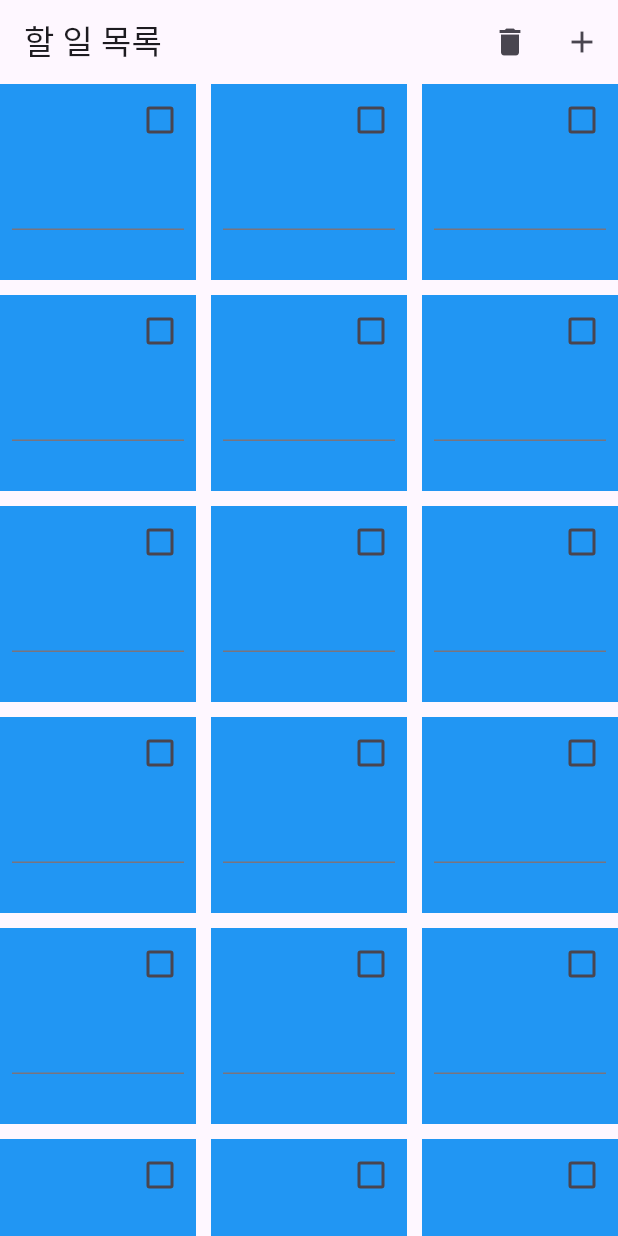
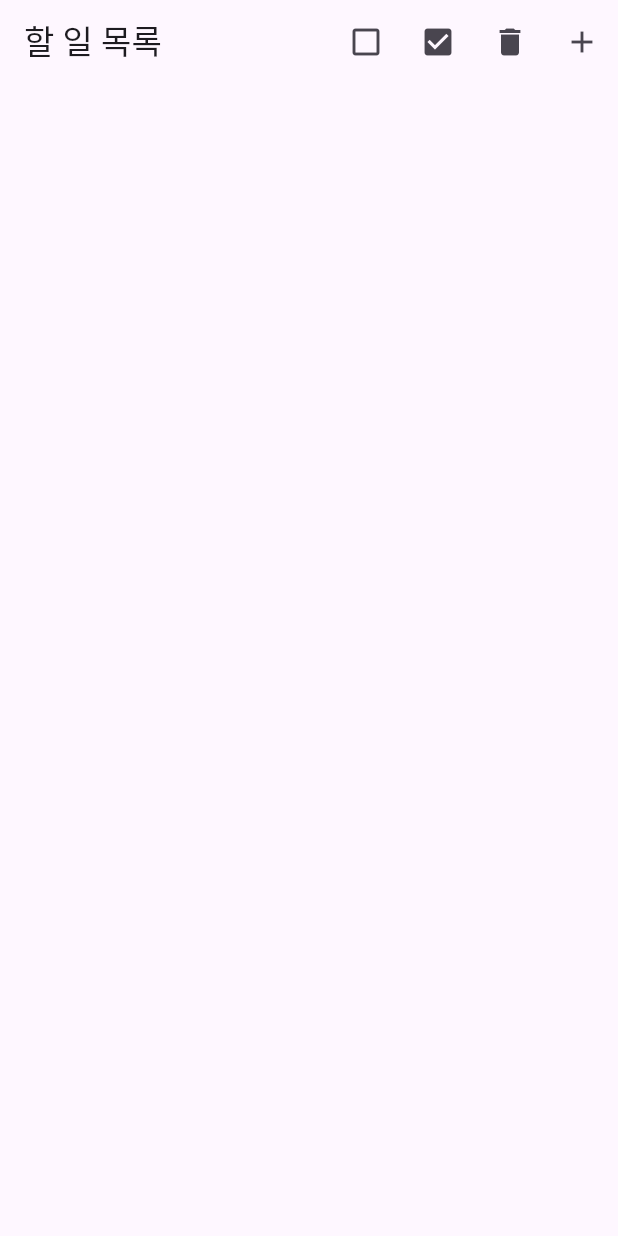
Before and after one commit to 837100/grid_todo_flutter, a Flutter app: the screen it shows after launch, after a tap on the "delete" icon, on a phone screen of 412 x 824 dp. Run offline on Flutter 3.47's test engine with Material 3 defaults, Android fonts, the phone set to English and light mode, and no system bars; our stand-ins replace shared_preferences.

Commit message:
할 일 목록의 데이터 저장 방식을 개선하고 체크박스 기능을 추가하여 전체 선택 및 해제를 지원하도록 수정

```diff
--- a/lib/todo_grid_view.dart
+++ b/lib/todo_grid_view.dart
@@ -9,9 +9,8 @@ class TodoGridView extends StatefulWidget {
 }
 
 class _TodoGridView extends State<TodoGridView> {
-  final List<TextEditingController> _controllers =
-      List.generate(30, (index) => TextEditingController());
-  final List<bool> _checks = List.generate(30, (index) => false);
+  final List<TextEditingController> _controllers = [];
+  final List<bool> _checks = [];
 
   @override
   void initState() {
@@ -23,31 +22,30 @@ class _TodoGridView extends State<TodoGridView> {
     final SharedPreferences prefs = await SharedPreferences.getInstance();
     setState(() {
       int length = prefs.getInt('todo_length') ?? 0;
+      _controllers.clear();
+      _checks.clear();
       for (int i = 0; i < length; i++) {
-        _controllers[i].text = prefs.getString('todo_$i') ?? '';
-        _checks[i] = prefs.getBool('check_$i') ?? false;
+        _controllers
+            .add(TextEditingController(text: prefs.getString('todo_$i') ?? ''));
+        _checks.add(prefs.getBool('check_$i') ?? false);
       }
     });
   }
 
-  void _saveTodo(int index, String value) async {
+  void _saveTodos() async {
     final SharedPreferences prefs = await SharedPreferences.getInstance();
-    prefs.setString('todo_$index', value);
-    _loadTodos();
-  }
-
-  void _saveCheck(int index, bool value) async {
-    final SharedPreferences prefs = await SharedPreferences.getInstance();
-    prefs.setString('check_$index', value.toString());
-    _loadTodos();
+    await prefs.setInt('todo_length', _controllers.length);
+    for (int i = 0; i < _controllers.length; i++) {
+      await prefs.setString('todo_$i', _controllers[i].text);
+      await prefs.setBool('check_$i', _checks[i]);
+    }
   }
 
   void _addTodo() {
     setState(() {
-      if (_controllers.length < 30) {
-        _controllers.add(TextEditingController());
-        _checks.add(false);
-      }
+      _controllers.add(TextEditingController());
+      _checks.add(false);
+      _saveTodos();
     });
   }
 
@@ -57,11 +55,23 @@ class _TodoGridView extends State<TodoGridView> {
         if (_checks[i] == true) {
           _controllers.removeAt(i);
           _checks.removeAt(i);
-        } else {
-          _saveTodo(i, _controllers[i].toString());
-          _saveCheck(i, _checks[i]);
-          continue;
         }
+      }
+      _saveTodos();
+    });
+  }
+
+  void _checkAll(bool isCheck) {
+    setState(() {
+      if (isCheck) {
+        for (int i = 0; i < _controllers.length; i++) {
+          _checks[i] = true;
+        }
+      } else {
+        for (int i = 0; i < _controllers.length; i++) {
+          _checks[i] = false;
+        }
+        _saveTodos();
       }
     });
   }
@@ -72,6 +82,14 @@ class _TodoGridView extends State<TodoGridView> {
       appBar: AppBar(
         title: const Text('할 일 목록'),
         actions: [
+          IconButton(
+            icon: const Icon(Icons.check_box_outline_blank),
+            onPressed: () => _checkAll(false),
+          ),
+          IconButton(
+            icon: const Icon(Icons.check_box),
+            onPressed: () => _checkAll(true),
+          ),
           IconButton(
             icon: const Icon(Icons.delete),
             onPressed: _deleteTodo,
@@ -105,7 +123,7 @@ class _TodoGridView extends State<TodoGridView> {
                       controller: _controllers[index],
                       maxLines: 2,
                       onChanged: (value) {
-                        _saveTodo(index, value);
+                        _saveTodos();
                       },
                     ),
                   ),
@@ -116,9 +134,8 @@ class _TodoGridView extends State<TodoGridView> {
                     value: _checks[index],
                     onChanged: (newValue) {
                       setState(() {
-                        debugPrint(index.toString());
-                        debugPrint(newValue.toString());
                         _checks[index] = newValue!;
+                        _saveTodos();
                       });
                     },
                   ),
```
